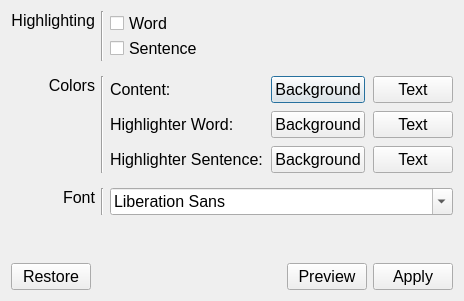
Above: src/forms/color_settings.ui from DinoZAR/CentralAccessReader before the change. Below: the same form after it.
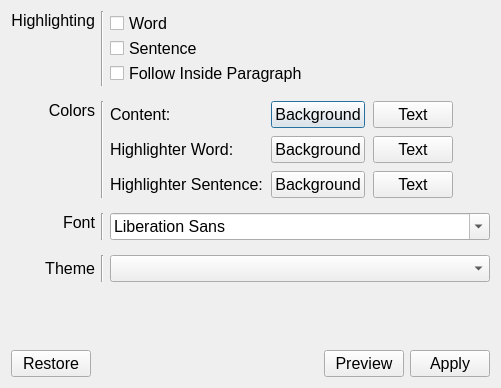
That is the form after the change. Icons and pictures are not drawn.

What changed in the file:
```diff
--- a/src/forms/color_settings.ui
+++ b/src/forms/color_settings.ui
@@ -6,8 +6,8 @@
    <rect>
     <x>0</x>
     <y>0</y>
-    <width>463</width>
-    <height>301</height>
+    <width>501</width>
+    <height>388</height>
    </rect>
   </property>
   <property name="font">
@@ -24,34 +24,17 @@
   </property>
   <layout class="QVBoxLayout" name="verticalLayout_2">
    <item>
-    <layout class="QGridLayout" name="gridLayout_3" rowstretch="0,0,0">
+    <layout class="QGridLayout" name="gridLayout_3" rowstretch="0,0,0,0">
      <property name="verticalSpacing">
       <number>15</number>
      </property>
-     <item row="2" column="0">
-      <widget class="QLabel" name="label_9">
+     <item row="3" column="0">
+      <widget class="QLabel" name="label_2">
        <property name="text">
-        <string>Font</string>
+        <string>Theme</string>
        </property>
        <property name="alignment">
-        <set>Qt::AlignRight|Qt::AlignTop|Qt::AlignTrailing</set>
-       </property>
-      </widget>
-     </item>
-     <item row="2" column="1">
-      <widget class="Line" name="line_5">
-       <property name="orientation">
-        <enum>Qt::Vertical</enum>
-       </property>
-      </widget>
-     </item>
-     <item row="1" column="0">
-      <widget class="QLabel" name="label_7">
-       <property name="text">
-        <string>Colors</string>
-       </property>
-       <property name="alignment">
-        <set>Qt::AlignRight|Qt::AlignTop|Qt::AlignTrailing</set>
+        <set>Qt::AlignRight|Qt::AlignTrailing|Qt::AlignVCenter</set>
        </property>
       </widget>
      </item>
@@ -182,12 +165,30 @@
        </item>
       </layout>
      </item>
-     <item row="1" column="1">
-      <widget class="Line" name="line_4">
-       <property name="orientation">
-        <enum>Qt::Vertical</enum>
-       </property>
-      </widget>
+     <item row="0" column="2">
+      <layout class="QVBoxLayout" name="verticalLayout">
+       <item>
+        <widget class="QCheckBox" name="enableHTextCheckBox">
+         <property name="text">
+          <string>Word</string>
+         </property>
+        </widget>
+       </item>
+       <item>
+        <widget class="QCheckBox" name="enableHLineCheckBox">
+         <property name="text">
+          <string>Sentence</string>
+         </property>
+        </widget>
+       </item>
+       <item>
+        <widget class="QCheckBox" name="followInsideParagraphCheckBox">
+         <property name="text">
+          <string>Follow Inside Paragraph</string>
+         </property>
+        </widget>
+       </item>
+      </layout>
      </item>
      <item row="0" column="1">
       <widget class="Line" name="line_3">
@@ -196,6 +197,33 @@
        </property>
       </widget>
      </item>
+     <item row="1" column="0">
+      <widget class="QLabel" name="label_7">
+       <property name="text">
+        <string>Colors</string>
+       </property>
+       <property name="alignment">
+        <set>Qt::AlignRight|Qt::AlignTop|Qt::AlignTrailing</set>
+       </property>
+      </widget>
+     </item>
+     <item row="1" column="1">
+      <widget class="Line" name="line_4">
+       <property name="orientation">
+        <enum>Qt::Vertical</enum>
+       </property>
+      </widget>
+     </item>
+     <item row="3" column="2">
+      <widget class="QComboBox" name="themeComboBox"/>
+     </item>
+     <item row="3" column="1">
+      <widget class="Line" name="line_2">
+       <property name="orientation">
+        <enum>Qt::Vertical</enum>
+       </property>
+      </widget>
+     </item>
      <item row="0" column="0">
       <widget class="QLabel" name="label_8">
        <property name="text">
@@ -206,27 +234,26 @@
        </property>
       </widget>
      </item>
+     <item row="2" column="0">
+      <widget class="QLabel" name="label_9">
+       <property name="text">
+        <string>Font</string>
+       </property>
+       <property name="alignment">
+        <set>Qt::AlignRight|Qt::AlignTop|Qt::AlignTrailing</set>
+       </property>
+      </widget>
+     </item>
+     <item row="2" column="1">
+      <widget class="Line" name="line_5">
+       <property name="orientation">
+        <enum>Qt::Vertical</enum>
+       </property>
+      </widget>
+     </item>
      <item row="2" column="2">
       <widget class="QFontComboBox" name="fontComboBox"/>
      </item>
-     <item row="0" column="2">
-      <layout class="QVBoxLayout" name="verticalLayout">
-       <item>
-        <widget class="QCheckBox" name="enableHTextCheckBox">
-         <property name="text">
-          <string>Word</string>
-         </property>
-        </widget>
-       </item>
-       <item>
-        <widget class="QCheckBox" name="enableHLineCheckBox">
-         <property name="text">
-          <string>Sentence</string>
-         </property>
-        </widget>
-       </item>
-      </layout>
-     </item>
     </layout>
    </item>
    <item>
```
Left out of the diff: 3 changed lines with no effect on the pictures.
